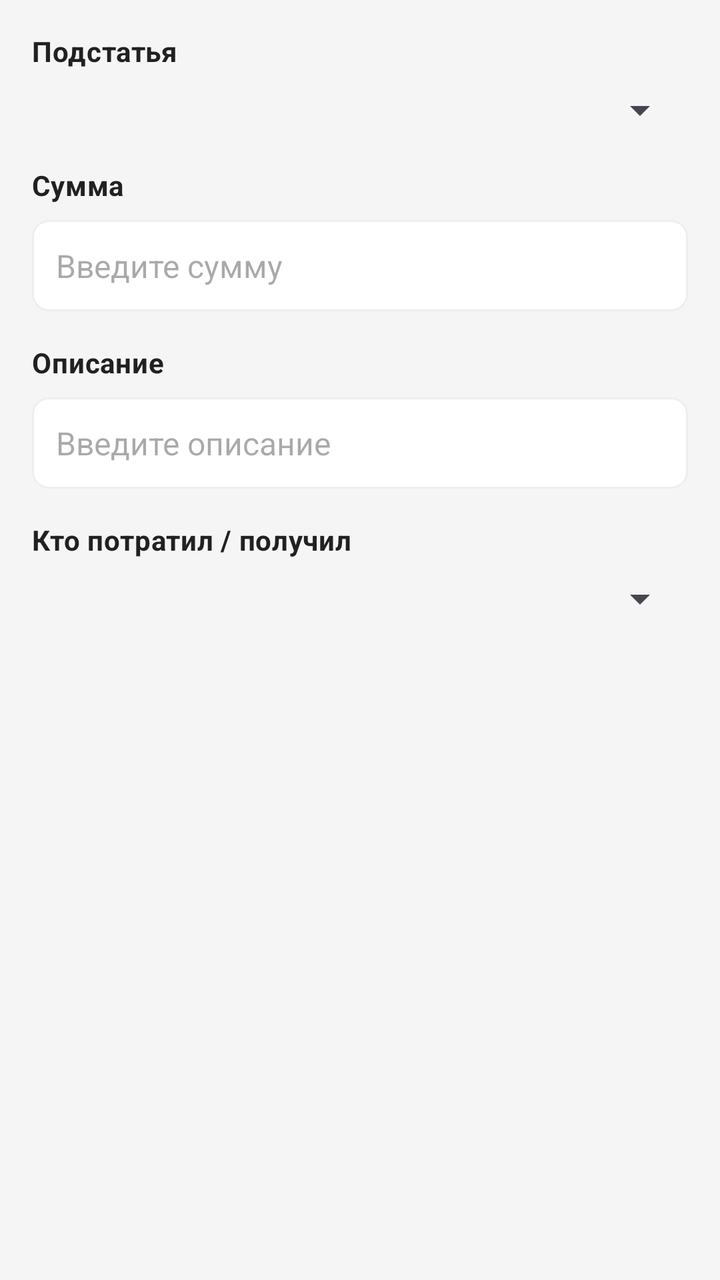
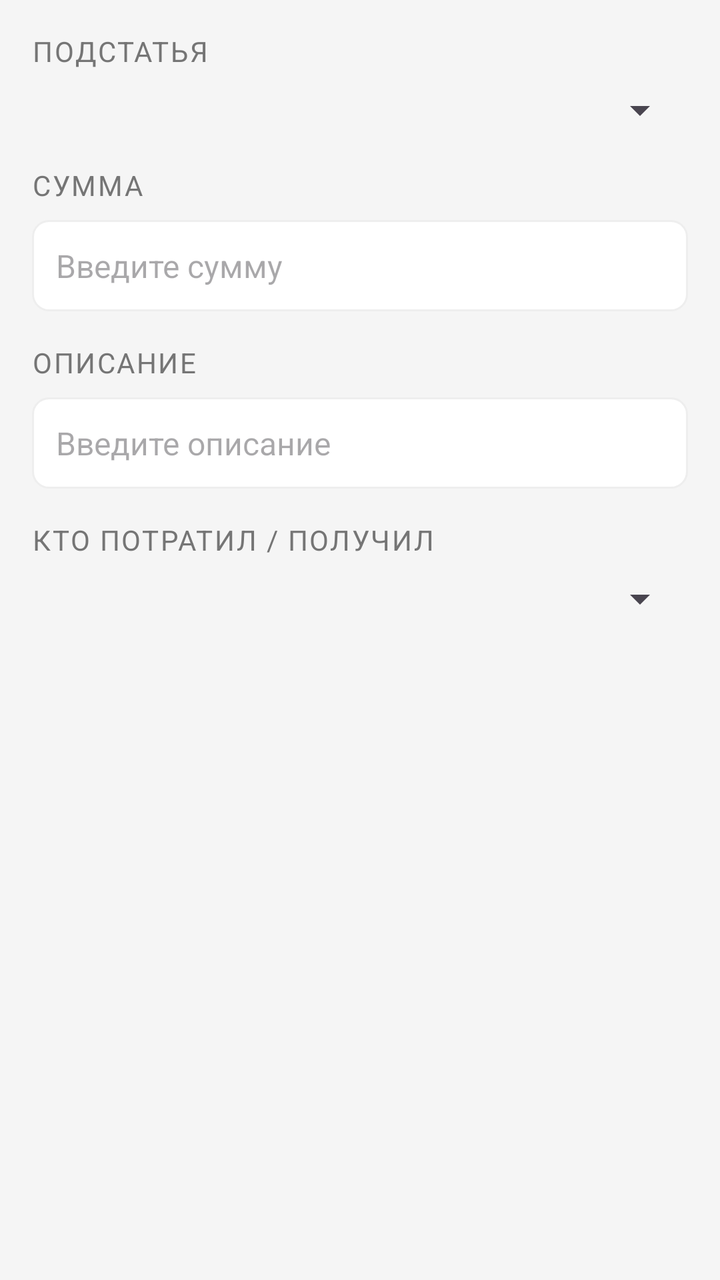

The first picture is an Android layout as it rendered before a commit; the second is the same layout after the commit. The layout source and the unified diff follow.
<!-- AndroidManifest.xml: application theme Theme.MyBudget -->
<!-- res/layout/dialog_edit_transaction.xml -->
<?xml version="1.0" encoding="utf-8"?>
<LinearLayout xmlns:android="http://schemas.android.com/apk/res/android"
    android:orientation="vertical"
    android:padding="@dimen/space_16"
    android:layout_width="match_parent"
    android:layout_height="wrap_content">
    <TextView
        android:textSize="14sp"
        android:layout_width="wrap_content"
        android:layout_height="wrap_content"
        android:layout_marginBottom="@dimen/space_8"
        android:text="@string/transaction_edit_category"
        style="@style/Text.MyBudget.Section"/>
    <Spinner
        android:id="@+id/editCategorySpinner"
        android:padding="@dimen/space_4"
        android:layout_width="match_parent"
        android:layout_height="wrap_content"
        android:layout_marginBottom="@dimen/space_16"/>
    <TextView
        android:textSize="14sp"
        android:layout_width="wrap_content"
        android:layout_height="wrap_content"
        android:layout_marginBottom="@dimen/space_8"
        android:text="@string/transaction_edit_amount"
        style="@style/Text.MyBudget.Section"/>
    <EditText
        android:textSize="16sp"
        android:textColor="@color/text_primary"
        android:id="@+id/editAmountInput"
        android:background="@drawable/edittext_border"
        android:padding="@dimen/space_12"
        android:layout_width="match_parent"
        android:layout_height="wrap_content"
        android:layout_marginBottom="@dimen/space_16"
        android:hint="@string/transaction_edit_amount_hint"
        android:inputType="numberDecimal"/>
    <TextView
        android:textSize="14sp"
        android:layout_width="wrap_content"
        android:layout_height="wrap_content"
        android:layout_marginBottom="@dimen/space_8"
        android:text="@string/transaction_edit_description"
        style="@style/Text.MyBudget.Section"/>
    <EditText
        android:textSize="16sp"
        android:textColor="@color/text_primary"
        android:id="@+id/editDescriptionInput"
        android:background="@drawable/edittext_border"
        android:padding="@dimen/space_12"
        android:layout_width="match_parent"
        android:layout_height="wrap_content"
        android:layout_marginBottom="@dimen/space_16"
        android:hint="@string/transaction_edit_description_hint"/>
    <TextView
        android:textSize="14sp"
        android:layout_width="wrap_content"
        android:layout_height="wrap_content"
        android:layout_marginBottom="@dimen/space_8"
        android:text="@string/transaction_edit_participant"
        style="@style/Text.MyBudget.Section"/>
    <Spinner
        android:id="@+id/editParticipantSpinner"
        android:padding="@dimen/space_4"
        android:layout_width="match_parent"
        android:layout_height="wrap_content"/>
</LinearLayout>
<!-- resources referenced by this layout -->
<resources>
  <color name="text_primary">#212121</color>
  <dimen name="space_12">12dp</dimen>
  <dimen name="space_16">16dp</dimen>
  <dimen name="space_4">4dp</dimen>
  <dimen name="space_8">8dp</dimen>
  <!-- drawable edittext_border (drawable) -->
  <?xml version="1.0" encoding="utf-8"?>
  <shape xmlns:android="http://schemas.android.com/apk/res/android">
      <solid android:color="@color/card_background_white"/>
      <stroke
          android:width="1dp"
          android:color="@color/border_light"/>
      <corners android:radius="@dimen/radius_8"/>
  </shape>
  <string name="transaction_edit_amount">Сумма</string>
  <string name="transaction_edit_amount_hint">Введите сумму</string>
  <string name="transaction_edit_category">Подстатья</string>
  <string name="transaction_edit_description">Описание</string>
  <string name="transaction_edit_description_hint">Введите описание</string>
  <string name="transaction_edit_participant">Кто потратил / получил</string>
  <style name="Text.MyBudget.Section" parent="@style/Text.MyBudget">
      <item name="android:textSize">16sp</item>
      <item name="android:textStyle">bold</item>
      <item name="android:textColor">@color/text_primary</item>
    </style>
  <style name="Theme.MyBudget" parent="@style/Base.Theme.MyBudget" />
  <color name="card_background_white">#ffffff</color>
  <color name="border_light">#eeeeee</color>
  <dimen name="radius_8">8dp</dimen>
  <style name="Text.MyBudget" parent="@style/TextAppearance.Material3.BodyMedium" />
  <style name="Base.Theme.MyBudget" parent="@style/Theme.Material3.DayNight.NoActionBar">
      <item name="android:colorBackground">@color/background_light</item>
      <item name="colorOnPrimary">@color/md_theme_onPrimary</item>
      <item name="colorOnSurface">@color/md_theme_onSurface</item>
      <item name="colorOutline">@color/md_theme_outline</item>
      <item name="colorPrimary">@color/md_theme_primary</item>
      <item name="colorSurface">@color/md_theme_surface</item>
      <item name="colorSurfaceVariant">@color/md_theme_surfaceVariant</item>
    </style>
  <color name="background_light">#f5f5f5</color>
  <color name="md_theme_onPrimary">#ffffff</color>
  <color name="md_theme_onSurface">#1d1b20</color>
  <color name="md_theme_outline">#79747e</color>
  <color name="md_theme_primary">#6750a4</color>
  <color name="md_theme_surface">#ffffff</color>
  <color name="md_theme_surfaceVariant">#e7e0ec</color>
</resources>

<!-- the commit's change to res/layout/dialog_edit_transaction.xml (unified diff, before → after) -->
@@ -10,7 +10,7 @@
         android:layout_height="wrap_content"
         android:layout_marginBottom="@dimen/space_8"
         android:text="@string/transaction_edit_category"
-        style="@style/Text.MyBudget.Section"/>
+style="@style/Text.MyBudget.SectionLabel"/>
     <Spinner
         android:id="@+id/editCategorySpinner"
         android:padding="@dimen/space_4"
@@ -23,7 +23,7 @@
         android:layout_height="wrap_content"
         android:layout_marginBottom="@dimen/space_8"
         android:text="@string/transaction_edit_amount"
-        style="@style/Text.MyBudget.Section"/>
+style="@style/Text.MyBudget.SectionLabel"/>
     <EditText
         android:textSize="16sp"
         android:textColor="@color/text_primary"
@@ -41,7 +41,7 @@
         android:layout_height="wrap_content"
         android:layout_marginBottom="@dimen/space_8"
         android:text="@string/transaction_edit_description"
-        style="@style/Text.MyBudget.Section"/>
+style="@style/Text.MyBudget.SectionLabel"/>
     <EditText
         android:textSize="16sp"
         android:textColor="@color/text_primary"
@@ -58,7 +58,7 @@
         android:layout_height="wrap_content"
         android:layout_marginBottom="@dimen/space_8"
         android:text="@string/transaction_edit_participant"
-        style="@style/Text.MyBudget.Section"/>
+style="@style/Text.MyBudget.SectionLabel"/>
     <Spinner
         android:id="@+id/editParticipantSpinner"
         android:padding="@dimen/space_4"
<!-- resource entries referenced after the edit -->
@@ -20,16 +20,18 @@
   <string name="transaction_edit_description">Описание</string>
   <string name="transaction_edit_description_hint">Введите описание</string>
   <string name="transaction_edit_participant">Кто потратил / получил</string>
-  <style name="Text.MyBudget.Section" parent="@style/Text.MyBudget">
-      <item name="android:textSize">16sp</item>
-      <item name="android:textStyle">bold</item>
-      <item name="android:textColor">@color/text_primary</item>
+  <style name="Text.MyBudget.SectionLabel" parent="@style/Text.MyBudget">
+      <item name="android:textSize">12sp</item>
+      <item name="android:textColor">@color/text_secondary</item>
+      <item name="android:textAllCaps">true</item>
+      <item name="android:letterSpacing">0.06</item>
     </style>
   <style name="Theme.MyBudget" parent="@style/Base.Theme.MyBudget" />
   <color name="card_background_white">#ffffff</color>
   <color name="border_light">#eeeeee</color>
   <dimen name="radius_8">8dp</dimen>
   <style name="Text.MyBudget" parent="@style/TextAppearance.Material3.BodyMedium" />
+  <color name="text_secondary">#757575</color>
   <style name="Base.Theme.MyBudget" parent="@style/Theme.Material3.DayNight.NoActionBar">
       <item name="android:colorBackground">@color/background_light</item>
       <item name="colorOnPrimary">@color/md_theme_onPrimary</item>
